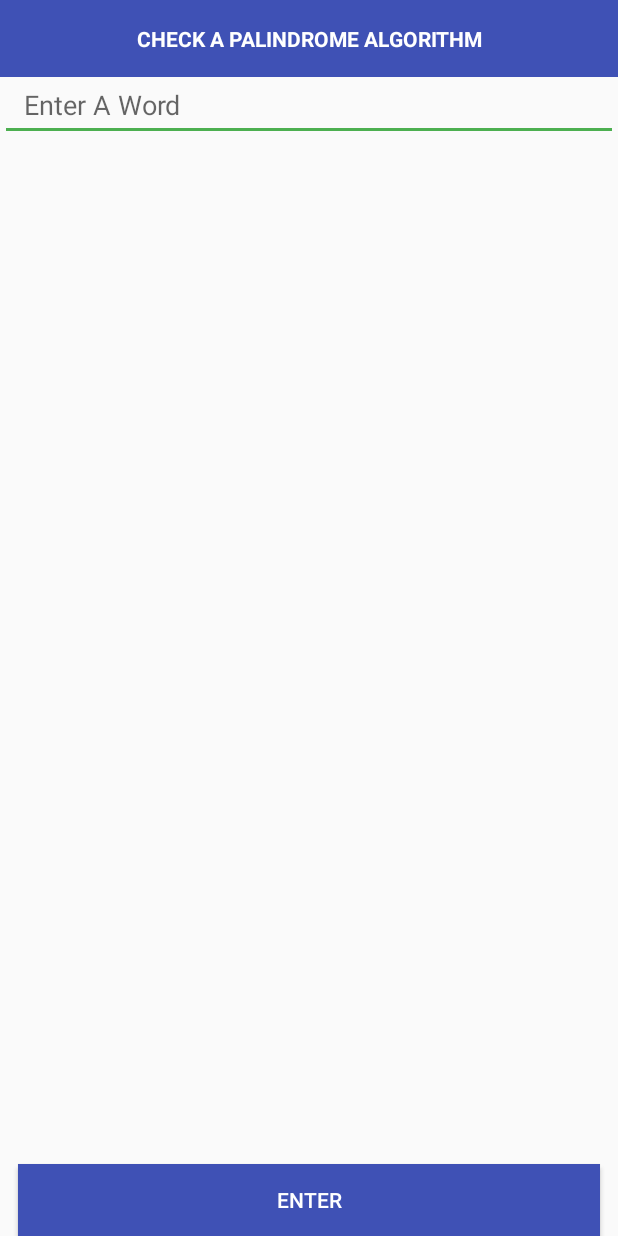
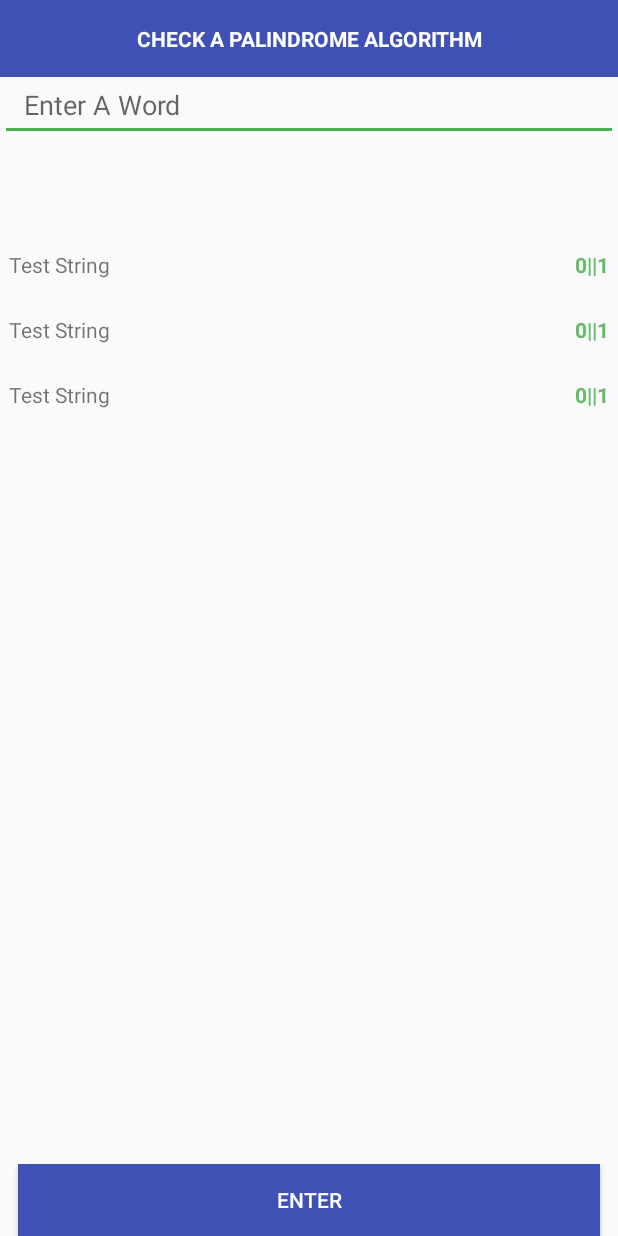
Before and after one commit to harrytrandesign/android_dev_is_palindrome, an Android app: the MainActivity screen opened directly, with no data from a screen before it, on a phone screen of 412 x 824 dp. Run offline under Robolectric (Android 15) with nearby library versions, the phone set to English and light mode, and no system bars.

Commit message:
Insert fake data to test if Adapter is linked, create item for RecyclerView and ViewHolder to display data.
Added color and string for UI.

```diff
--- a/app/src/main/java/com/htdwps/palindromechecker/MainActivity.java
+++ b/app/src/main/java/com/htdwps/palindromechecker/MainActivity.java
@@ -1,33 +1,87 @@
 package com.htdwps.palindromechecker;
 
+import android.database.Cursor;
+import android.database.sqlite.SQLiteDatabase;
 import android.os.Bundle;
 import android.support.v7.app.AppCompatActivity;
+import android.support.v7.widget.LinearLayoutManager;
+import android.support.v7.widget.RecyclerView;
 import android.view.View;
 import android.widget.Button;
 import android.widget.EditText;
-import android.widget.ListView;
 import android.widget.TextView;
+import android.widget.Toast;
+
+import com.htdwps.palindromechecker.adapter.WordsListAdapter;
+import com.htdwps.palindromechecker.utils.PalindromeDbHelper;
+import com.htdwps.palindromechecker.utils.TestFakeData;
+import com.htdwps.palindromechecker.utils.WordListContract;
 
 public class MainActivity extends AppCompatActivity implements View.OnClickListener {
+
+    // Declare a SQLiteDatabase and the DatabaseHelper
+    private SQLiteDatabase mDatabase;
+    private WordsListAdapter mAdapter;
 
     private EditText userInput;
     private TextView resultText;
     private Button submitButton;
-    private ListView oldWordsList;
+    private RecyclerView wordRecyclerView;
 
     @Override
     protected void onCreate(Bundle savedInstanceState) {
         super.onCreate(savedInstanceState);
         setContentView(R.layout.activity_main);
-        getSupportActionBar().hide();
+        try {
+            getSupportActionBar().hide();
+        } catch (NullPointerException e) {
+            e.printStackTrace();
+        }
+
+        setupLayout();
+
+        wordRecyclerView.setLayoutManager(new LinearLayoutManager(this));
+
+        PalindromeDbHelper databaseHelper = new PalindromeDbHelper(this);
+
+        mDatabase = databaseHelper.getWritableDatabase();
+
+        // Insert test data to check that adapter is connected
+        TestFakeData.insertStarterData(mDatabase);
+
+        Cursor cursor = getAllGuests();
+
+        mAdapter = new WordsListAdapter(this, cursor.getCount());
+
+        Toast.makeText(this, "Count " + cursor.getCount(), Toast.LENGTH_SHORT).show();
+
+        wordRecyclerView.setAdapter(mAdapter);
+
+        submitButton.setOnClickListener(this);
+
+    }
+
+    // Setup the layout and tie the view by id
+    public void setupLayout() {
 
         userInput = findViewById(R.id.user_input);
         resultText = findViewById(R.id.textview_result);
         submitButton = findViewById(R.id.submit_button);
-        oldWordsList = findViewById(R.id.listview_old_words);
+        wordRecyclerView = findViewById(R.id.recyclerview_old_words);
 
-        submitButton.setOnClickListener(this);
+    }
 
+    private Cursor getAllGuests() {
+        // COMPLETED (6) Inside, call query on mDb passing in the table name and projection String [] order by COLUMN_TIMESTAMP
+        return mDatabase.query(
+                WordListContract.WordSearchEntry.TABLE_NAME,
+                null,
+                null,
+                null,
+                null,
+                null,
+                WordListContract.WordSearchEntry.COLUMN_TIMESTAMP
+        );
     }
 
     @Override
@@ -60,4 +114,5 @@ public class MainActivity extends AppCompatActivity implements View.OnClickListe
         }
 
     }
+
 }
--- /dev/null
+++ b/app/src/main/java/com/htdwps/palindromechecker/adapter/WordsListAdapter.java
@@ -0,0 +1,61 @@
+package com.htdwps.palindromechecker.adapter;
+
+import android.content.Context;
+import android.support.v7.widget.RecyclerView;
+import android.view.LayoutInflater;
+import android.view.View;
+import android.view.ViewGroup;
+import android.widget.TextView;
+
+import com.htdwps.palindromechecker.R;
+
+
+public class WordsListAdapter extends RecyclerView.Adapter<WordsListAdapter.WordViewHolder> {
+
+    private Context mContext;
+    private int mCount;
+
+    public WordsListAdapter(Context mContext, int mCount) {
+
+        this.mContext = mContext;
+        this.mCount = mCount;
+
+    }
+
+    @Override
+    public WordViewHolder onCreateViewHolder(ViewGroup parent, int viewType) {
+
+        // Inflate the Recyclerview layout
+        LayoutInflater layoutInflater = LayoutInflater.from(mContext);
+        View view = layoutInflater.inflate(R.layout.item_word_result, parent, false);
+
+        return new WordViewHolder(view);
+
+    }
+
+    @Override
+    public void onBindViewHolder(WordViewHolder holder, int position) {
+
+    }
+
+    @Override
+    public int getItemCount() {
+
+        return mCount;
+
+    }
+
+    class WordViewHolder extends RecyclerView.ViewHolder {
+
+        TextView wordTextView;
+        TextView resultTextView;
+
+        public WordViewHolder(View itemView) {
+            super(itemView);
+
+            wordTextView = itemView.findViewById(R.id.textview_word_checked);
+            resultTextView = itemView.findViewById(R.id.textview_result);
+
+        }
+    }
+}
--- /dev/null
+++ b/app/src/main/java/com/htdwps/palindromechecker/utils/TestFakeData.java
@@ -0,0 +1,66 @@
+package com.htdwps.palindromechecker.utils;
+
+import android.content.ContentValues;
+import android.database.SQLException;
+import android.database.sqlite.SQLiteDatabase;
+
+import com.htdwps.palindromechecker.utils.WordListContract.WordSearchEntry;
+
+import java.util.ArrayList;
+import java.util.List;
+
+
+public class TestFakeData {
+
+    public static void insertStarterData(SQLiteDatabase database) {
+
+        if (database == null) {
+            return;
+        }
+
+        // Create a list of fake word data for testing
+        List<ContentValues> list = new ArrayList<ContentValues>();
+
+        // Start inserting fake data into list
+        ContentValues contentValues = new ContentValues();
+        contentValues.put(WordSearchEntry.COLUMN_WORD_NAME, "Hello");
+        contentValues.put(WordSearchEntry.COLUMN_PALINDROME, 0);
+        list.add(contentValues);
+
+        contentValues = new ContentValues();
+        contentValues.put(WordSearchEntry.COLUMN_WORD_NAME, "racecar");
+        contentValues.put(WordSearchEntry.COLUMN_PALINDROME, 1);
+        list.add(contentValues);
+
+        contentValues = new ContentValues();
+        contentValues.put(WordSearchEntry.COLUMN_WORD_NAME, "Ace");
+        contentValues.put(WordSearchEntry.COLUMN_PALINDROME, 0);
+        list.add(contentValues);
+
+        // Insert guest into the database
+        try {
+
+            // Begin the database transaction
+            database.beginTransaction();
+            // Make sure the database is clear
+            database.delete(WordListContract.WordSearchEntry.TABLE_NAME, null, null);
+            // Insert each contentValue from list into the database now
+            for (ContentValues cv : list) {
+                database.insert(WordListContract.WordSearchEntry.TABLE_NAME, null, cv);
+            }
+            database.setTransactionSuccessful();
+
+        } catch (SQLException error) {
+
+            error.printStackTrace();
+
+        } finally {
+
+            // Make sure to end the transaction afterwards
+            database.endTransaction();
+
+        }
+
+    }
+
+}
--- a/app/src/main/res/layout/activity_main.xml
+++ b/app/src/main/res/layout/activity_main.xml
@@ -19,10 +19,7 @@
         android:text="@string/main_title"
         android:textAllCaps="true"
         android:textColor="@android:color/white"
-        android:textStyle="bold"
-        app:layout_constraintLeft_toLeftOf="parent"
-        app:layout_constraintRight_toRightOf="parent"
-        app:layout_constraintTop_toTopOf="parent"/>
+        android:textStyle="bold"/>
 
     <EditText
         android:id="@+id/user_input"
@@ -37,8 +34,7 @@
         android:paddingLeft="16dp"
         android:paddingRight="16dp"
         android:paddingStart="16dp"
-        android:paddingTop="6dp"
-        app:layout_constraintTop_toBottomOf="@id/title"/>
+        android:paddingTop="6dp"/>
 
     <TextView
         android:id="@+id/textview_result"
@@ -51,17 +47,15 @@
         android:textColor="@color/colorAccent"
         android:textSize="24sp"
         android:textStyle="bold"
-        app:layout_constraintTop_toBottomOf="@id/user_input"
         tools:text="Yes"/>
 
-    <ListView
-        android:id="@+id/listview_old_words"
+    <android.support.v7.widget.RecyclerView
+        android:id="@+id/recyclerview_old_words"
         android:layout_width="match_parent"
         android:layout_height="0dp"
         android:layout_weight="1"
         android:paddingBottom="16dp"
-        android:paddingTop="16dp"
-        app:layout_constraintTop_toBottomOf="@id/submit_button"/>
+        android:paddingTop="16dp"/>
 
     <Button
         android:id="@+id/submit_button"
@@ -73,7 +67,6 @@
         android:layout_marginStart="12dp"
         android:background="@color/colorPrimary"
         android:text="@string/enter_button"
-        android:textColor="@android:color/white"
-        app:layout_constraintTop_toBottomOf="@id/textview_result"/>
+        android:textColor="@android:color/white"/>
 
 </LinearLayout>
--- /dev/null
+++ b/app/src/main/res/layout/item_word_result.xml
@@ -0,0 +1,33 @@
+<?xml version="1.0" encoding="utf-8"?>
+<LinearLayout
+    xmlns:android="http://schemas.android.com/apk/res/android"
+    xmlns:tools="http://schemas.android.com/tools"
+    android:layout_width="match_parent"
+    android:layout_height="wrap_content"
+    android:orientation="horizontal"
+    android:paddingBottom="12dp"
+    android:paddingEnd="6dp"
+    android:paddingLeft="6dp"
+    android:paddingRight="6dp"
+    android:paddingStart="6dp"
+    android:paddingTop="12dp">
+
+    <TextView
+        android:id="@+id/textview_word_checked"
+        android:layout_width="0dp"
+        android:layout_height="wrap_content"
+        android:layout_weight="1"
+        android:text="@string/item_text_placeholder"
+        tools:text="Test Word"/>
+
+    <TextView
+        android:id="@+id/textview_result"
+        android:layout_width="wrap_content"
+        android:layout_height="wrap_content"
+        android:text="@string/item_binary_placeholder"
+        android:textAllCaps="true"
+        android:textColor="@color/result_true"
+        android:textStyle="bold"
+        tools:text="True"/>
+
+</LinearLayout>
--- a/app/src/main/res/values/colors.xml
+++ b/app/src/main/res/values/colors.xml
@@ -4,4 +4,7 @@
     <color name="colorPrimaryDark">#303F9F</color>
     <color name="colorPrimaryLight">#C5CAE9</color>
     <color name="colorAccent">#4CAF50</color>
+
+    <color name="result_true">#66BB6A</color>
+    <color name="result_false">#ef5350</color>
 </resources>
--- a/app/src/main/res/values/strings.xml
+++ b/app/src/main/res/values/strings.xml
@@ -1,10 +1,16 @@
 <resources>
     <string name="app_name">PalindromeChecker</string>
+
     <string name="main_title">Check a palindrome algorithm</string>
+
     <string name="is_palindrome">Yes</string>
     <string name="not_palindrome">No</string>
+    <string name="palindrome_true"> is a Palindrome.</string>
+    <string name="palindrome_false"> is not a Palindrome.</string>
+
     <string name="enter_button">Enter</string>
     <string name="edittext_word_hint">Enter A Word</string>
-    <string name="palindrome_true"> is a Palindrome.</string>
-    <string name="palindrome_false"> is not a Palindrome.</string>
+
+    <string name="item_text_placeholder">Test String</string>
+    <string name="item_binary_placeholder">0||1</string>
 </resources>
```
Also changed, not shown: app/src/main/java/com/htdwps/palindromechecker/utils/PalindromeDbHelper.java (+2 -6 lines), app/src/main/java/com/htdwps/palindromechecker/utils/WordListContract.java (+3 -5 lines).
